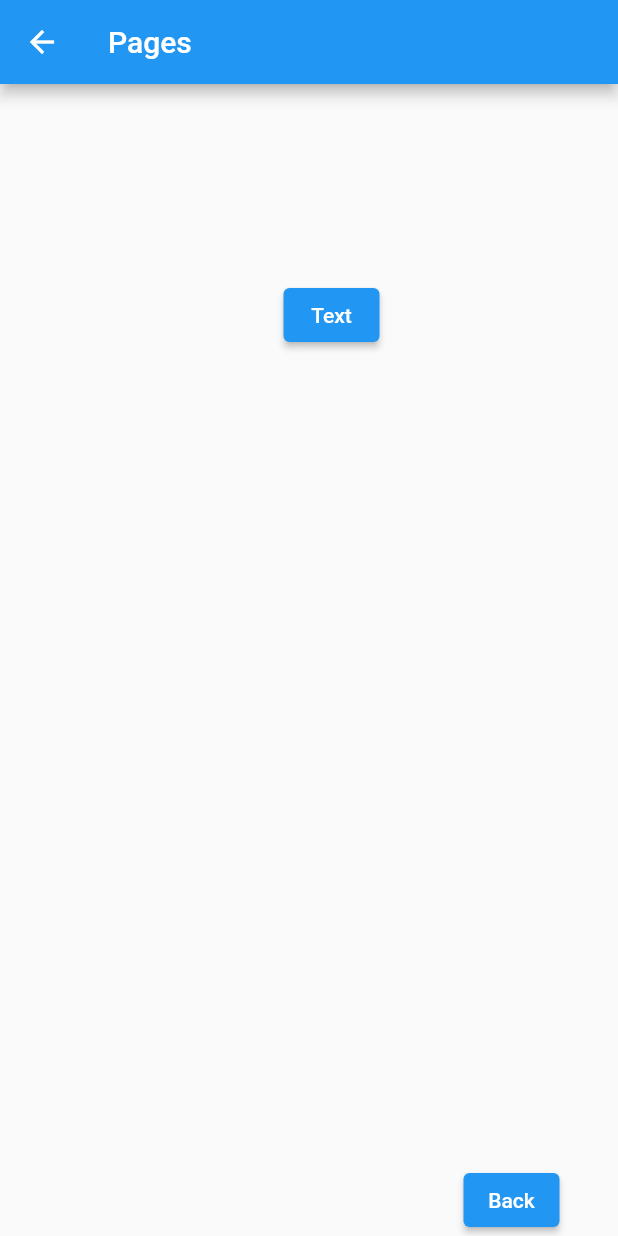
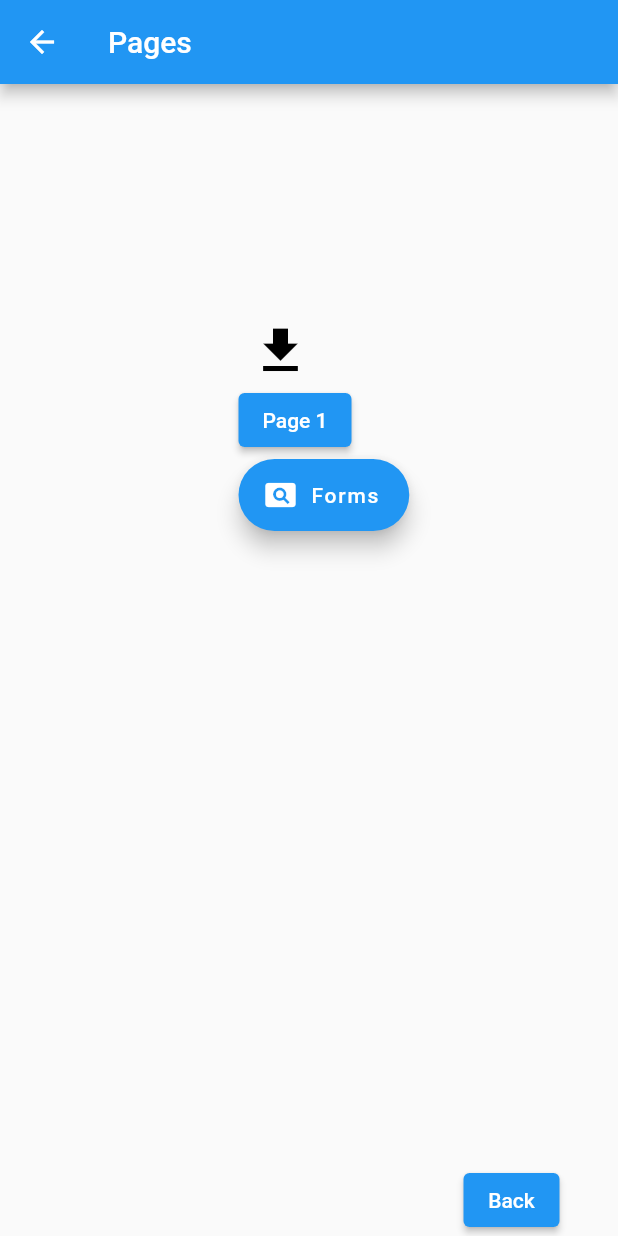
Before and after one commit to vidhyaramesh117/Flutter, a Flutter app: the pages screen opened directly, on a phone screen of 412 x 824 dp. Run offline on Flutter 3.47's test engine with Material 2 defaults, Android fonts, the phone set to English and light mode, and no system bars.

```diff
--- /dev/null
+++ b/whatsapp/lib/screens/page_2.dart
@@ -0,0 +1,28 @@
+import 'package:flutter/material.dart';
+
+class page_2 extends StatefulWidget {
+  const page_2({super.key});
+
+  @override
+  State<page_2> createState() => _page_2State();
+}
+
+class _page_2State extends State<page_2> {
+  @override
+  Widget build(BuildContext context) {
+    return Scaffold
+    (
+      appBar: AppBar
+      (
+        title: Text("Page 2"),
+      ),
+
+      body: Center
+      (
+
+      ),
+    );
+
+
+  }
+}
--- a/whatsapp/lib/screens/pages.dart
+++ b/whatsapp/lib/screens/pages.dart
@@ -1,5 +1,7 @@
 import 'package:flutter/material.dart';
 import 'package:whatsapp/screens/page_1.dart';
+import 'package:whatsapp/screens/page_2.dart';
+import 'package:whatsapp/screens/page_3.dart';
 
 //Stack & Buttons
 
@@ -13,6 +15,8 @@ class pages extends StatefulWidget
 
 class pagesState extends State<pages>
 {
+
+  String inkwell = " ";
 
   @override
   Widget build(BuildContext context)
@@ -35,16 +39,40 @@ class pagesState extends State<pages>
           // overflow: Overflow.visible,
           children: <Widget>
           [
+             Positioned
+            (
+              top: 150,
+              left: 120,
+              child: IconButton
+              (
+                icon: Icon(Icons.download),
+                iconSize: 40,
+                color: Colors.black,
+                tooltip: "Download",
+                onPressed: ()
+                {
+                  Navigator.push
+                  (
+                    context,
+                    MaterialPageRoute
+                    (
+                      builder: (context) => page_3(),
+                    )
+                  );
+                },
+              )
+            ),
+
             Positioned
             (
-              top: 130,
-              left: 150,
+              top: 200,
+              left: 120,
 //elevated button
               child: ElevatedButton
               (
                 child: const Text
                 (
-                  "Text",
+                  "Page 1",
                 ),
                 onPressed: ()
                 {
@@ -60,6 +88,30 @@ class pagesState extends State<pages>
               )
 
             ),
+
+            Positioned
+            (
+              top: 250,
+              left: 120,
+              child: FloatingActionButton.extended
+              (
+                onPressed: ()
+                {
+                  Navigator.push
+                  (
+                    context,
+                    MaterialPageRoute
+                    (
+                      builder: (context) => page_2(),
+                    )
+                  );
+                },
+                icon: Icon(Icons.pageview),
+                label: Text("Forms"),
+              )
+            ),
+
+
 
             Positioned
             (
@@ -85,7 +137,12 @@ class pagesState extends State<pages>
                   ),
                 ],
               )
-            )
+            ),
+
+            // const Positioned
+            // (
+
+            // )
           ],
         ),
 
```
Also changed, not shown: whatsapp/lib/main.dart (+2 -5 lines), whatsapp/lib/screens/page_3.dart (added, +44 -0 lines).
